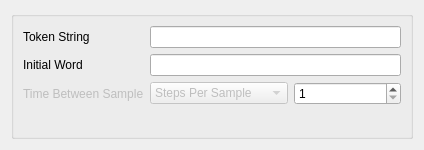
First picture: the form in ui_files/TextualInversionUI.ui, repository derrian-distro/LoRA_Easy_Training_Scripts, before the edit.
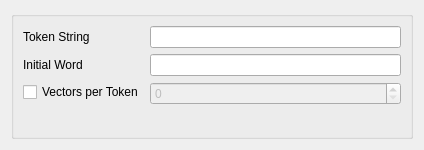
Second picture: the form after the edit. Custom widgets are drawn as their Qt base class.

Commit message:
Add validation of vectors per token by querying the backend.
When the user does not select a specific token length for the TI, make calls to
CLIPTokenizer to find the correct output length.

Introduces a NetworkManager class to use QNetworkManager for async queries.

Debounce the text as the user types to avoid overloading the backend.

What changed in the file:
```diff
--- a/ui_files/TextualInversionUI.ui
+++ b/ui_files/TextualInversionUI.ui
@@ -33,6 +33,9 @@
         </property>
        </widget>
       </item>
+      <item row="0" column="1">
+       <widget class="LineEditWithHighlight" name="token_string"/>
+      </item>
       <item row="1" column="0">
        <widget class="QLabel" name="init_word_label">
         <property name="toolTip">
@@ -43,50 +46,17 @@
         </property>
        </widget>
       </item>
-      <item row="2" column="0">
-       <widget class="QLabel" name="steps_label">
-        <property name="enabled">
-         <bool>false</bool>
-        </property>
-        <property name="text">
-         <string>Time Between Sample</string>
-        </property>
-       </widget>
+      <item row="1" column="1">
+       <widget class="LineEditWithHighlight" name="init_word"/>
       </item>
       <item row="2" column="1">
        <layout class="QHBoxLayout" name="horizontalLayout">
         <item>
-         <widget class="ComboBox" name="test">
+         <widget class="SpinBox" name="num_vectors_per_token">
           <property name="enabled">
            <bool>false</bool>
           </property>
           <property name="sizePolicy">
-           <sizepolicy hsizetype="Preferred" vsizetype="Fixed">
-            <horstretch>0</horstretch>
-            <verstretch>0</verstretch>
-           </sizepolicy>
-          </property>
-          <property name="focusPolicy">
-           <enum>Qt::StrongFocus</enum>
-          </property>
-          <property name="toolTip">
-           <string>&lt;html&gt;&lt;head/&gt;&lt;body&gt;&lt;p&gt;The amount of time between samples. I personally suggest you have it generate a sample every epoch, however, again, personal preference.&lt;/p&gt;&lt;/body&gt;&lt;/html&gt;</string>
-          </property>
-          <item>
-           <property name="text">
-            <string>Steps Per Sample</string>
-           </property>
-          </item>
-          <item>
-           <property name="text">
-            <string>Epochs Per Sample</string>
-           </property>
-          </item>
-         </widget>
-        </item>
-        <item>
-         <widget class="SpinBox" name="disable">
-          <property name="sizePolicy">
            <sizepolicy hsizetype="Minimum" vsizetype="Fixed">
             <horstretch>0</horstretch>
             <verstretch>0</verstretch>
@@ -96,26 +66,33 @@
            <enum>Qt::StrongFocus</enum>
           </property>
           <property name="toolTip">
-           <string>&lt;html&gt;&lt;head/&gt;&lt;body&gt;&lt;p&gt;The amount of time between samples. I personally suggest you have it generate a sample every epoch, however, again, personal preference.&lt;/p&gt;&lt;/body&gt;&lt;/html&gt;</string>
+           <string>&lt;html&gt;&lt;head/&gt;&lt;body&gt;&lt;p&gt;The size of the embedding. By default, equal to the number of tokens in the initial word.&lt;/p&gt;&lt;/body&gt;&lt;/html&gt;</string>
           </property>
           <property name="minimum">
-           <number>1</number>
+           <number>0</number>
           </property>
           <property name="maximum">
            <number>16777215</number>
           </property>
           <property name="value">
-           <number>1</number>
+           <number>0</number>
           </property>
          </widget>
         </item>
        </layout>
       </item>
-      <item row="1" column="1">
-       <widget class="LineEditWithHighlight" name="init_word"/>
-      </item>
-      <item row="0" column="1">
-       <widget class="LineEditWithHighlight" name="token_string"/>
+      <item row="2" column="0">
+       <widget class="QCheckBox" name="vectors_per_token_enable">
+        <property name="enabled">
+         <bool>true</bool>
+        </property>
+        <property name="text">
+         <string>Vectors per Token</string>
+        </property>
+        <property name="tristate">
+         <bool>false</bool>
+        </property>
+       </widget>
       </item>
      </layout>
     </widget>
@@ -128,11 +105,6 @@
    <extends>QSpinBox</extends>
    <header>modules.ScrollOnSelect.h</header>
   </customwidget>
-  <customwidget>
-   <class>ComboBox</class>
-   <extends>QComboBox</extends>
-   <header>modules.ScrollOnSelect.h</header>
-  </customwidget>
   <customwidget>
    <class>LineEditWithHighlight</class>
    <extends>QLineEdit</extends>
```
The commit also changes 4 other files.
